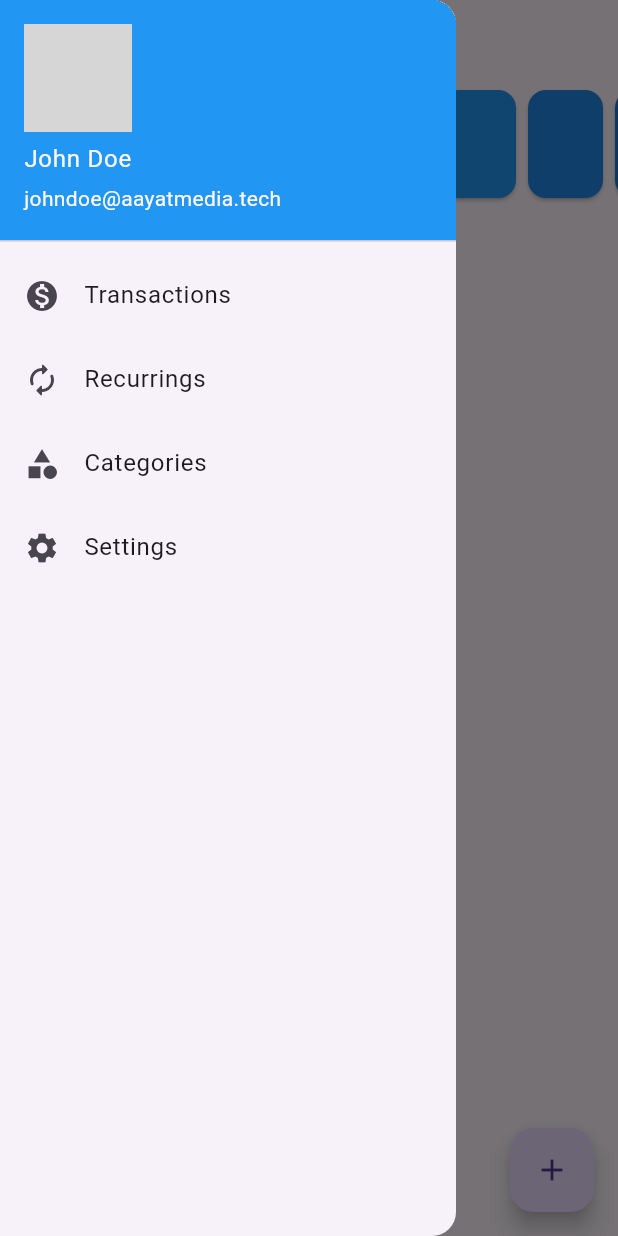
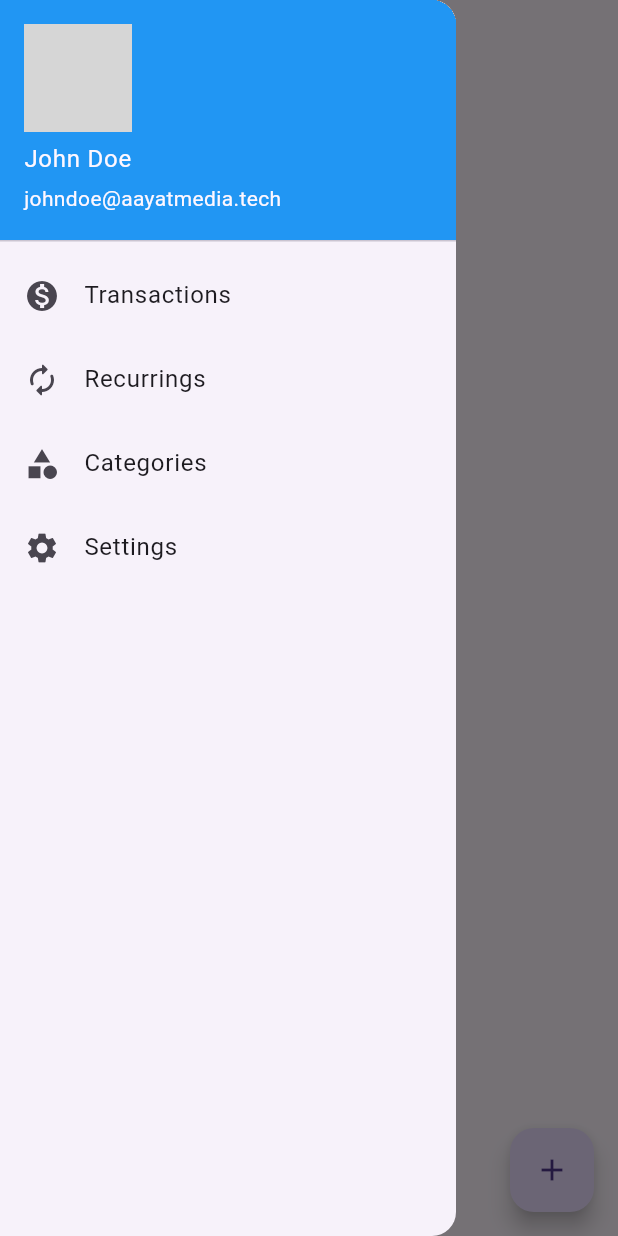
Before and after one commit to jayskhatri/finziee_dart, a Flutter app: the screen it shows after launch, with the side drawer open, on a phone screen of 412 x 824 dp. Run offline on Flutter 3.47's test engine with Material 3 defaults, Android fonts, the phone set to English and light mode, and no system bars; our stand-ins replace get, sqflite; accounts and stored records are empty; network calls fail; grey boxes are pictures that could not be loaded.

Commit message:
updated homepage

```diff
--- a/lib/pages/home_page.dart
+++ b/lib/pages/home_page.dart
@@ -18,24 +18,8 @@ class _HomePageState extends State<HomePage> {
         elevation: 0.0,
       ),
       drawer: DrawerNavigation(),
-      body: ListView(
-        children: <Widget>[
-          Container(
-            height: 80.0,
-            child: ListView(
-              scrollDirection: Axis.horizontal,
-              children: List.generate(10, (int index) {
-                return Card(
-                  color: Colors.blue[index * 100],
-                  child: Container(
-                    width: 50.0,
-                    height: 50.0,
-                  ),
-                );
-              }),
-            ),
-          ),
-        ],
+      body: const Center(
+        child: Text('Home Page'),
       ),
       floatingActionButton: FloatingActionButton(
         onPressed: someMethod,
```
